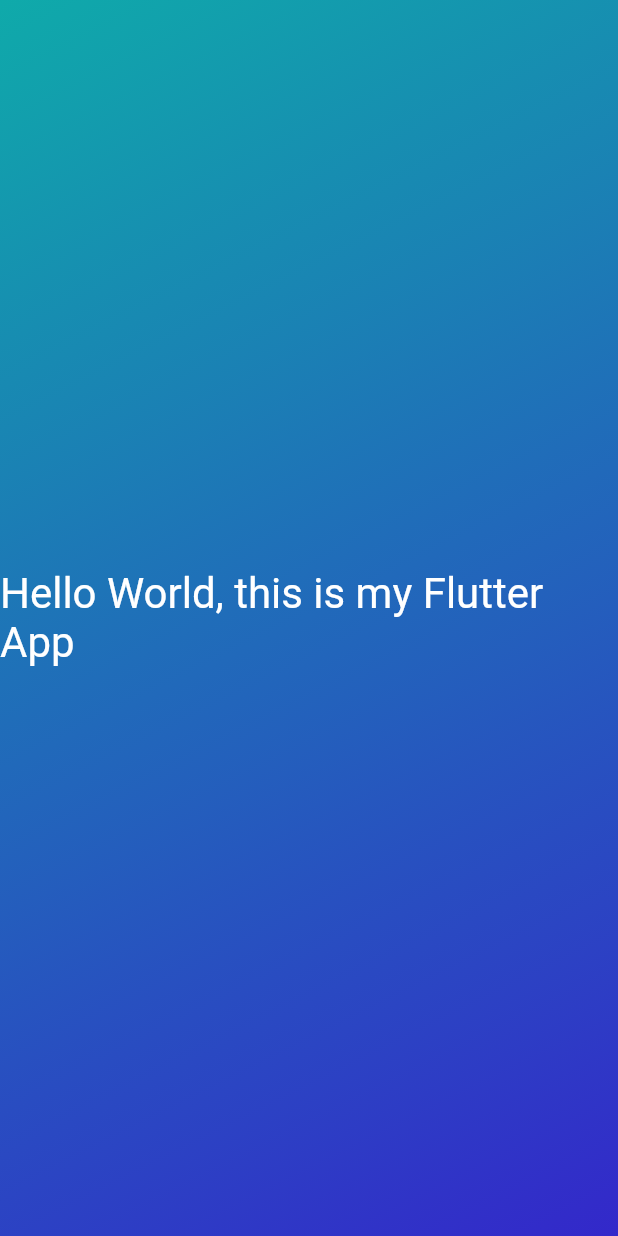
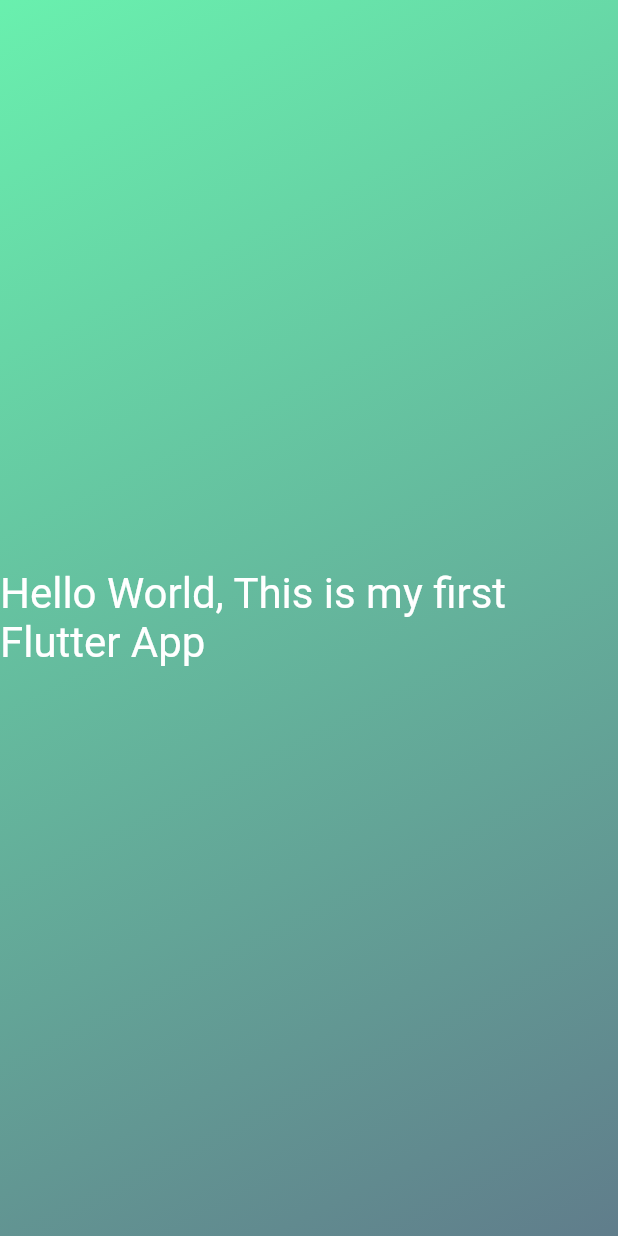
Before and after one commit to atomicstructure/flutter, a Flutter app: the screen it shows after launch, on a phone screen of 412 x 824 dp. Run offline on Flutter 3.47's test engine with Material 2 defaults, Android fonts, the phone set to English and light mode, and no system bars.

Commit message:
Re-usable Widgets

```diff
--- a/lib/main.dart
+++ b/lib/main.dart
@@ -3,6 +3,7 @@ import 'package:flutter_dev/newgradient_container.dart';
 
 void main() => runApp(
       const MaterialApp(
-        home: Scaffold(body: NewGradientContainer()),
+        home: Scaffold(
+            body: NewGradientContainer([Colors.blueGrey, Colors.greenAccent])),
       ),
     );
--- a/lib/newgradient_container.dart
+++ b/lib/newgradient_container.dart
@@ -1,23 +1,42 @@
 import 'package:flutter/material.dart';
 import 'package:flutter_dev/styled_text.dart';
 
-var aBegin = Alignment.bottomRight;
-var aEnd = Alignment.topLeft;
+const aBegin = Alignment.bottomRight;
+const aEnd = Alignment.topLeft;
+
+// class NewGradientContainer extends StatelessWidget {
+//   const NewGradientContainer(this.color1, this.color2, {super.key});
+
+//   final Color color1;
+//   final Color color2;
+
+//   @override
+//   Widget build(context) {
+//     return Container(
+//       decoration: BoxDecoration(
+//         gradient:
+//             LinearGradient(colors: [color1, color2], begin: aBegin, end: aEnd),
+//       ),
+//       child: const Center(
+//         child: StyledText('Hello World, This is my first Flutter App'),
+//       ),
+//     );
+//   }
+// }
 
 class NewGradientContainer extends StatelessWidget {
-  const NewGradientContainer({super.key});
+  const NewGradientContainer(this.colors, {super.key});
+
+  final List<Color> colors;
 
   @override
   Widget build(context) {
     return Container(
       decoration: BoxDecoration(
-        gradient: LinearGradient(colors: const [
-          Color.fromARGB(255, 51, 40, 202),
-          Color.fromARGB(255, 15, 170, 170)
-        ], begin: aBegin, end: aEnd),
+        gradient: LinearGradient(colors: colors, begin: aBegin, end: aEnd),
       ),
       child: const Center(
-        child: StyledText(),
+        child: StyledText('Hello World, This is my first Flutter App'),
       ),
     );
   }
--- a/lib/styled_text.dart
+++ b/lib/styled_text.dart
@@ -1,13 +1,15 @@
 import 'package:flutter/material.dart';
 
 class StyledText extends StatelessWidget {
-  const StyledText({super.key});
+  const StyledText(this.text, {super.key});
+
+  final String text;
 
   @override
   Widget build(context) {
-    return const Text(
-      'Hello World, this is my Flutter App',
-      style: TextStyle(color: Colors.white, fontSize: 28),
+    return Text(
+      text,
+      style: const TextStyle(color: Colors.white, fontSize: 28),
     );
   }
 }
```
